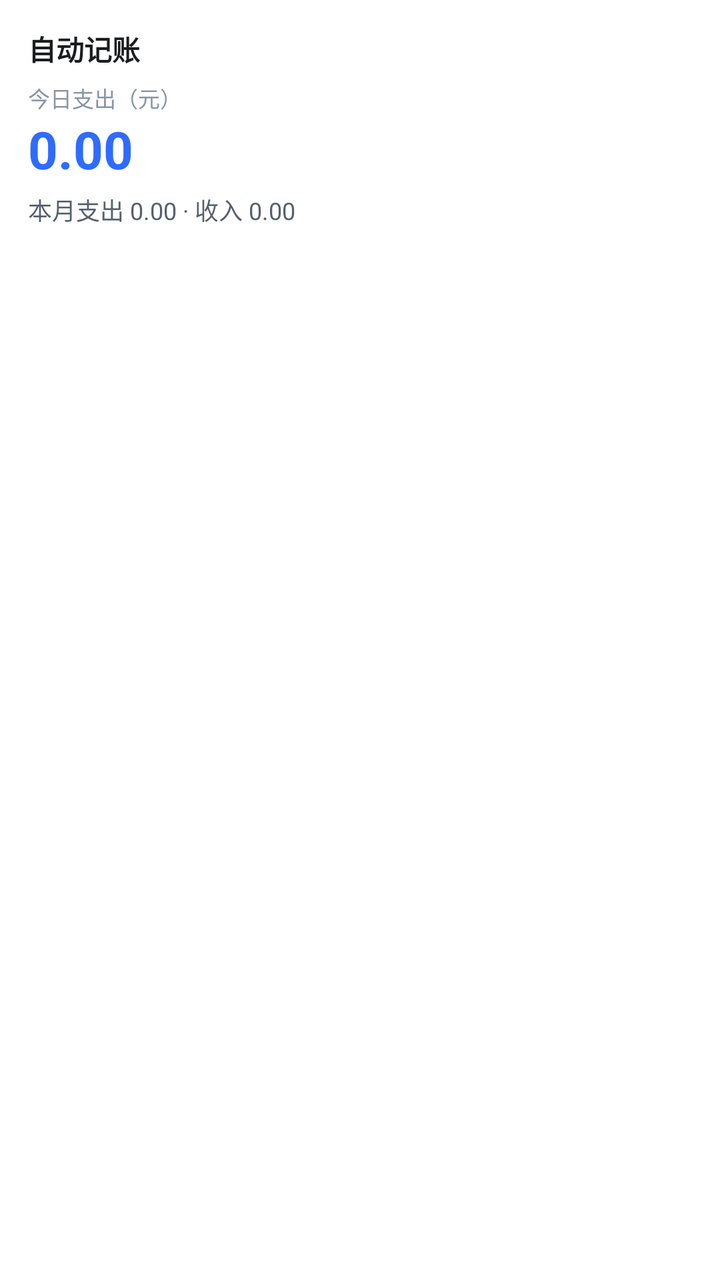
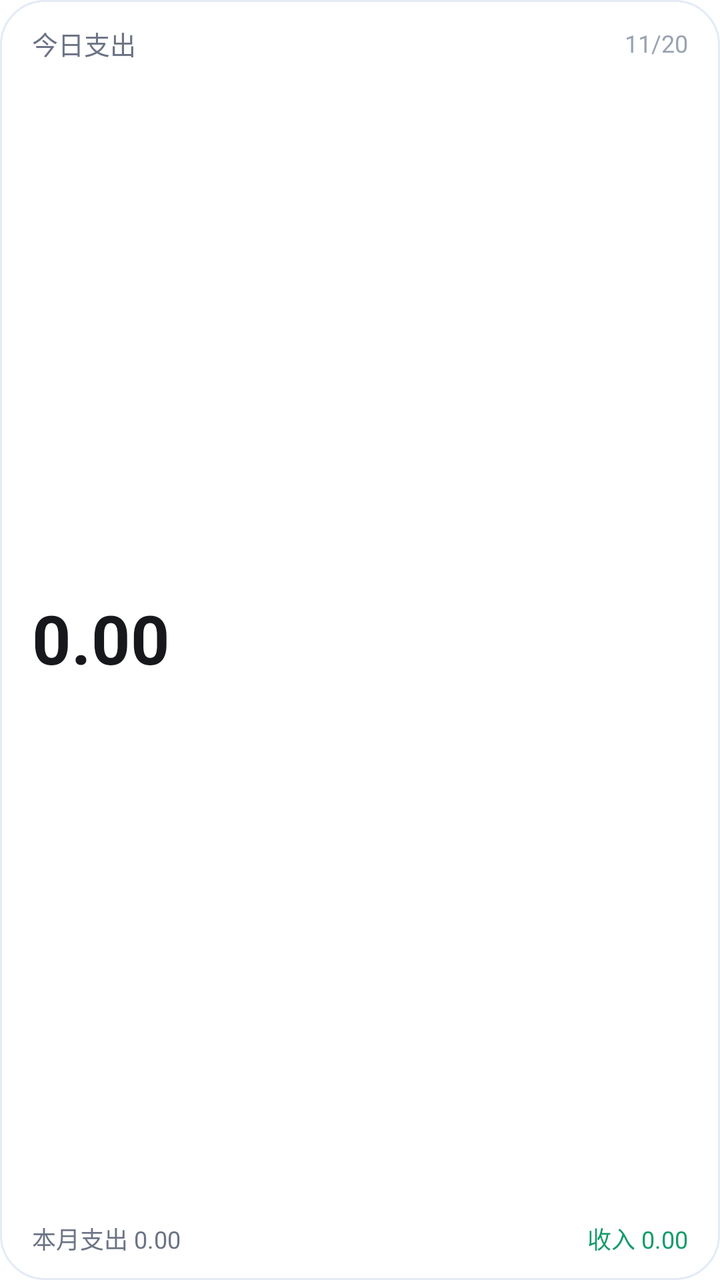

Screens rendered from an Android XML layout before and after an edit, with the pre-edit source and the edit as a unified diff.
<!-- AndroidManifest.xml: application theme Theme.AutoLedger -->
<!-- res/layout/widget_ledger.xml -->
<?xml version="1.0" encoding="utf-8"?>

<LinearLayout xmlns:android="http://schemas.android.com/apk/res/android"
    android:layout_width="match_parent"
    android:layout_height="match_parent"
    android:background="@drawable/widget_bg"
    android:orientation="vertical"
    android:padding="14dp">

    <LinearLayout
        android:layout_width="match_parent"
        android:layout_height="wrap_content"
        android:gravity="center_vertical"
        android:orientation="horizontal">

        <TextView
            android:id="@+id/widget_title"
            android:layout_width="0dp"
            android:layout_height="wrap_content"
            android:layout_weight="1"
            android:text="自动记账"
            android:textColor="#1B1C1E"
            android:textSize="14sp"
            android:textStyle="bold" />

        <TextView
            android:id="@+id/widget_date"
            android:layout_width="wrap_content"
            android:layout_height="wrap_content"
            android:textColor="#8A94A6"
            android:textSize="11sp" />
    </LinearLayout>

    <TextView
        android:id="@+id/widget_label_today"
        android:layout_width="wrap_content"
        android:layout_height="wrap_content"
        android:layout_marginTop="6dp"
        android:text="今日支出（元）"
        android:textColor="#8A94A6"
        android:textSize="11sp" />

    <TextView
        android:id="@+id/widget_today"
        android:layout_width="wrap_content"
        android:layout_height="wrap_content"
        android:text="0.00"
        android:textColor="#2F6BFF"
        android:textSize="26sp"
        android:textStyle="bold" />

    <TextView
        android:id="@+id/widget_month"
        android:layout_width="wrap_content"
        android:layout_height="wrap_content"
        android:layout_marginTop="4dp"
        android:text="本月支出 0.00 · 收入 0.00"
        android:textColor="#555F6E"
        android:textSize="12sp" />
</LinearLayout>
<!-- resources referenced by this layout -->
<resources>
  <!-- drawable widget_bg (drawable) -->
  <?xml version="1.0" encoding="utf-8"?>
  
  <shape xmlns:android="http://schemas.android.com/apk/res/android"
      android:shape="rectangle">
      <solid android:color="#FFFFFFFF" />
      <corners android:radius="16dp" />
  </shape>
  <style name="Theme.AutoLedger" parent="@android:style/Theme.DeviceDefault.NoActionBar">
          <item name="android:windowBackground">@android:color/transparent</item>
          <item name="android:statusBarColor">@android:color/transparent</item>
          <item name="android:navigationBarColor">@android:color/transparent</item>
      </style>
</resources>

<!-- the commit's change to res/layout/widget_ledger.xml (unified diff, before → after) -->
@@ -1,12 +1,13 @@
 <?xml version="1.0" encoding="utf-8"?>
-
 <LinearLayout xmlns:android="http://schemas.android.com/apk/res/android"
     android:layout_width="match_parent"
     android:layout_height="match_parent"
     android:background="@drawable/widget_bg"
     android:orientation="vertical"
-    android:padding="14dp">
+    android:paddingHorizontal="16dp"
+    android:paddingVertical="12dp">
 
+    
     <LinearLayout
         android:layout_width="match_parent"
         android:layout_height="wrap_content"
@@ -14,47 +15,60 @@
         android:orientation="horizontal">
 
         <TextView
-            android:id="@+id/widget_title"
+            android:id="@+id/widget_label"
             android:layout_width="0dp"
             android:layout_height="wrap_content"
             android:layout_weight="1"
-            android:text="自动记账"
-            android:textColor="#1B1C1E"
-            android:textSize="14sp"
-            android:textStyle="bold" />
+            android:text="今日支出"
+            android:textColor="#6B7385"
+            android:textSize="13sp" />
 
         <TextView
             android:id="@+id/widget_date"
             android:layout_width="wrap_content"
             android:layout_height="wrap_content"
-            android:textColor="#8A94A6"
-            android:textSize="11sp" />
+            android:text="11/20"
+            android:textColor="#9AA3B2"
+            android:textSize="12sp" />
     </LinearLayout>
 
+    
     <TextView
-        android:id="@+id/widget_label_today"
-        android:layout_width="wrap_content"
-        android:layout_height="wrap_content"
-        android:layout_marginTop="6dp"
-        android:text="今日支出（元）"
-        android:textColor="#8A94A6"
-        android:textSize="11sp" />
-
-    <TextView
-        android:id="@+id/widget_today"
-        android:layout_width="wrap_content"
-        android:layout_height="wrap_content"
+        android:id="@+id/widget_amount"
+        android:layout_width="match_parent"
+        android:layout_height="0dp"
+        android:layout_weight="1"
+        android:gravity="center_vertical"
+        android:includeFontPadding="false"
+        android:maxLines="1"
         android:text="0.00"
-        android:textColor="#2F6BFF"
-        android:textSize="26sp"
+        android:textColor="#17181B"
+        android:textSize="34sp"
         android:textStyle="bold" />
 
-    <TextView
-        android:id="@+id/widget_month"
-        android:layout_width="wrap_content"
+    
+    <LinearLayout
+        android:layout_width="match_parent"
         android:layout_height="wrap_content"
-        android:layout_marginTop="4dp"
-        android:text="本月支出 0.00 · 收入 0.00"
-        android:textColor="#555F6E"
-        android:textSize="12sp" />
+        android:orientation="horizontal">
+
+        <TextView
+            android:id="@+id/widget_month_expense"
+            android:layout_width="0dp"
+            android:layout_height="wrap_content"
+            android:layout_weight="1"
+            android:maxLines="1"
+            android:text="本月支出 0.00"
+            android:textColor="#6B7385"
+            android:textSize="12sp" />
+
+        <TextView
+            android:id="@+id/widget_month_income"
+            android:layout_width="wrap_content"
+            android:layout_height="wrap_content"
+            android:maxLines="1"
+            android:text="收入 0.00"
+            android:textColor="#159B6B"
+            android:textSize="12sp" />
+    </LinearLayout>
 </LinearLayout>
<!-- resource entries referenced after the edit -->
@@ -2,11 +2,14 @@
 <resources>
   <!-- drawable widget_bg (drawable) -->
   <?xml version="1.0" encoding="utf-8"?>
-  
   <shape xmlns:android="http://schemas.android.com/apk/res/android"
       android:shape="rectangle">
-      <solid android:color="#FFFFFFFF" />
-      <corners android:radius="16dp" />
+  
+      <solid android:color="#FFFFFF" />
+      <corners android:radius="22dp" />
+      <stroke
+          android:width="1dp"
+          android:color="#E4EBF6" />
   </shape>
   <style name="Theme.AutoLedger" parent="@android:style/Theme.DeviceDefault.NoActionBar">
           <item name="android:windowBackground">@android:color/transparent</item>
